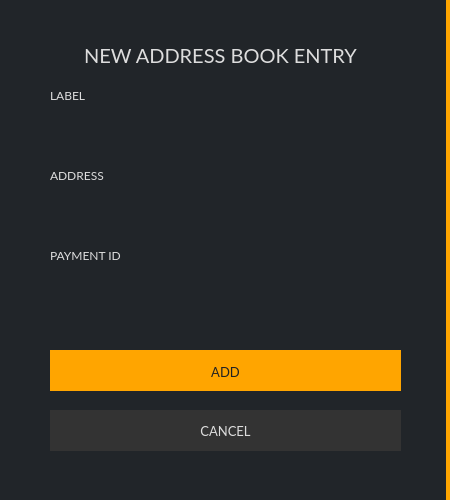
Qt form src/gui/ui/newaddressdialog.ui (ConcealNetwork/conceal-desktop) before a commit.
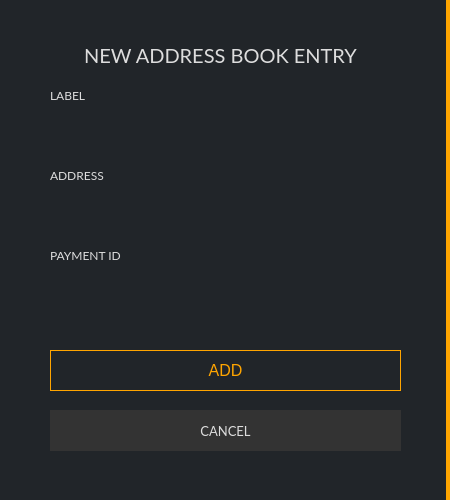
The same form after that commit.

The edit to the form file:
```diff
--- a/src/gui/ui/newaddressdialog.ui
+++ b/src/gui/ui/newaddressdialog.ui
@@ -274,13 +274,11 @@
       </property>
       <property name="font">
        <font>
-        <family>Lato</family>
-        <pointsize>10</pointsize>
+        <pointsize>-1</pointsize>
        </font>
       </property>
       <property name="styleSheet">
-       <string notr="true">color: #222; background-color: orange; border-top: 3px solid orange;
-border-right: 0px;</string>
+       <string notr="true">color: orange; background-color: #1; border: 1px solid orange; font-size: 16px;</string>
       </property>
       <property name="text">
        <string>ADD</string>
```
